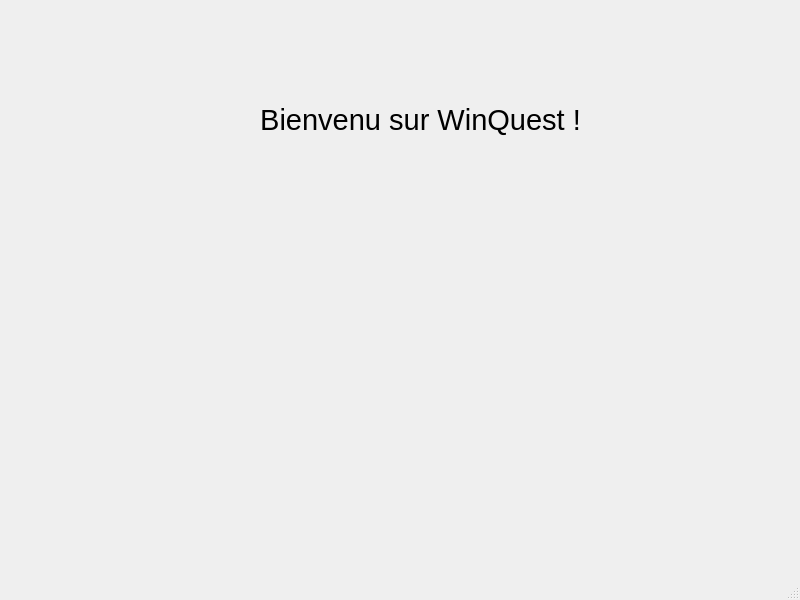
hug0be/pyhon_app, file userMenuWindow.ui: the form before one commit.
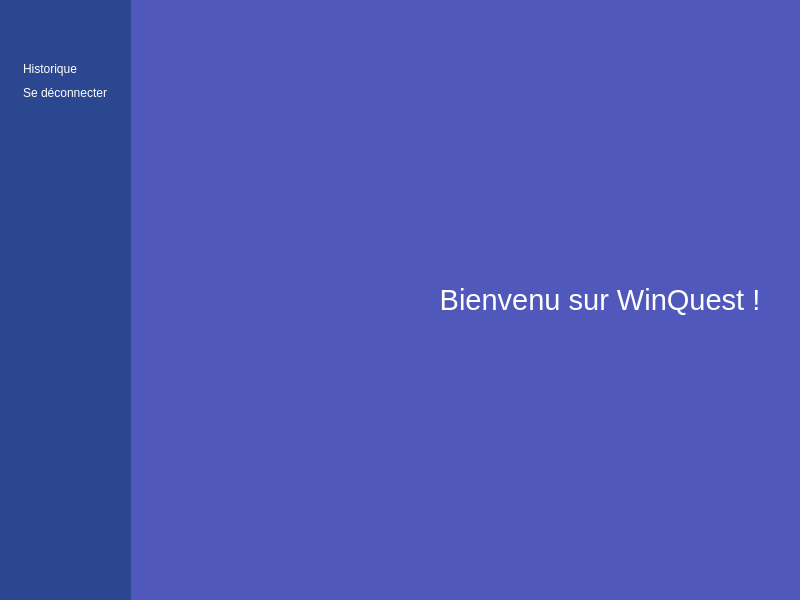
The form after the commit. Icons and pictures are not drawn.

Commit message: [FEATURE] Début design la page principale

```diff
--- a/userMenuWindow.ui
+++ b/userMenuWindow.ui
@@ -18,16 +18,184 @@
   <property name="windowTitle">
    <string>WinQuest</string>
   </property>
+  <property name="styleSheet">
+   <string notr="true">* {
+	border: none;
+	background-color: transparent;
+	background: none;
+	padding: 0;
+	margin: 0;
+	color: #FFF;
+}
+
+#centralwidget  {
+	background-color: #5158BB;
+}
+
+#menu {
+	background-color: #2B4790;
+}
+
+QPushButton {
+	text-align: left;
+	padding: 2px 5px;
+}</string>
+  </property>
   <widget class="QWidget" name="centralwidget">
+   <layout class="QHBoxLayout" name="horizontalLayout_2">
+    <property name="spacing">
+     <number>0</number>
+    </property>
+    <property name="leftMargin">
+     <number>0</number>
+    </property>
+    <property name="topMargin">
+     <number>0</number>
+    </property>
+    <property name="rightMargin">
+     <number>0</number>
+    </property>
+    <property name="bottomMargin">
+     <number>0</number>
+    </property>
+    <item>
+     <widget class="QWidget" name="sidebar" native="true">
+      <layout class="QVBoxLayout" name="verticalLayout_2">
+       <property name="spacing">
+        <number>0</number>
+       </property>
+       <property name="leftMargin">
+        <number>0</number>
+       </property>
+       <property name="topMargin">
+        <number>0</number>
+       </property>
+       <property name="rightMargin">
+        <number>0</number>
+       </property>
+       <property name="bottomMargin">
+        <number>0</number>
+       </property>
+       <item alignment="Qt::AlignLeft">
+        <widget class="QWidget" name="menu" native="true">
+         <layout class="QVBoxLayout" name="verticalLayout_3">
+          <item>
+           <widget class="QFrame" name="frame">
+            <property name="sizePolicy">
+             <sizepolicy hsizetype="Preferred" vsizetype="Maximum">
+              <horstretch>0</horstretch>
+              <verstretch>0</verstretch>
+             </sizepolicy>
+            </property>
+            <property name="toolTip">
+             <string>Menu</string>
+            </property>
+            <property name="frameShape">
+             <enum>QFrame::StyledPanel</enum>
+            </property>
+            <property name="frameShadow">
+             <enum>QFrame::Raised</enum>
+            </property>
+            <layout class="QHBoxLayout" name="horizontalLayout_3">
+             <item>
+              <widget class="QPushButton" name="pushButton">
+               <property name="text">
+                <string/>
+               </property>
+               <property name="icon">
+                <iconset resource="resources/resources.qrc">
+                 <normaloff>:/icons/images/menu.svg</normaloff>:/icons/images/menu.svg</iconset>
+               </property>
+               <property name="iconSize">
+                <size>
+                 <width>24</width>
+                 <height>24</height>
+                </size>
+               </property>
+              </widget>
+             </item>
+            </layout>
+           </widget>
+          </item>
+          <item alignment="Qt::AlignTop">
+           <widget class="QFrame" name="frame_2">
+            <property name="sizePolicy">
+             <sizepolicy hsizetype="Preferred" vsizetype="Preferred">
+              <horstretch>0</horstretch>
+              <verstretch>0</verstretch>
+             </sizepolicy>
+            </property>
+            <property name="frameShape">
+             <enum>QFrame::StyledPanel</enum>
+            </property>
+            <property name="frameShadow">
+             <enum>QFrame::Raised</enum>
+            </property>
+            <layout class="QVBoxLayout" name="verticalLayout_4">
+             <item>
+              <widget class="QPushButton" name="pushButton_3">
+               <property name="toolTip">
+                <string>Consulter votre historique</string>
+               </property>
+               <property name="text">
+                <string>Historique</string>
+               </property>
+               <property name="icon">
+                <iconset resource="resources/resources.qrc">
+                 <normaloff>:/icons/images/archive.svg</normaloff>:/icons/images/archive.svg</iconset>
+               </property>
+               <property name="iconSize">
+                <size>
+                 <width>24</width>
+                 <height>24</height>
+                </size>
+               </property>
+              </widget>
+             </item>
+             <item>
+              <widget class="QPushButton" name="pushButton_2">
+               <property name="toolTip">
+                <string>Se déconnecter</string>
+               </property>
+               <property name="text">
+                <string>Se déconnecter</string>
+               </property>
+               <property name="icon">
+                <iconset resource="resources/resources.qrc">
+                 <normaloff>:/icons/images/log-out.svg</normaloff>:/icons/images/log-out.svg</iconset>
+               </property>
+               <property name="iconSize">
+                <size>
+                 <width>24</width>
+                 <height>24</height>
+                </size>
+               </property>
+              </widget>
+             </item>
+            </layout>
+           </widget>
+          </item>
+          <item>
+           <spacer name="verticalSpacer">
+            <property name="orientation">
+             <enum>Qt::Vertical</enum>
+            </property>
+            <property name="sizeHint" stdset="0">
+             <size>
+              <width>20</width>
+              <height>40</height>
+             </size>
+            </property>
+           </spacer>
+          </item>
+         </layout>
+        </widget>
+       </item>
+      </layout>
+     </widget>
+    </item>
+    <item>
    <widget class="QLabel" name="label">
-    <property name="geometry">
-     <rect>
-      <x>260</x>
-      <y>100</y>
-      <width>321</width>
-      <height>41</height>
-     </rect>
-    </property>
     <property name="sizePolicy">
      <sizepolicy hsizetype="Preferred" vsizetype="Preferred">
       <horstretch>0</horstretch>
@@ -77,8 +245,9 @@
      <number>-1</number>
     </property>
    </widget>
+    </item>
+   </layout>
   </widget>
-  <widget class="QStatusBar" name="statusbar"/>
  </widget>
  <resources/>
  <connections/>
```
Left out of the diff: 4 changed lines with no effect on the pictures. Lines whose indentation alone changed are shown as unchanged. The commit also changes 4 other files.
